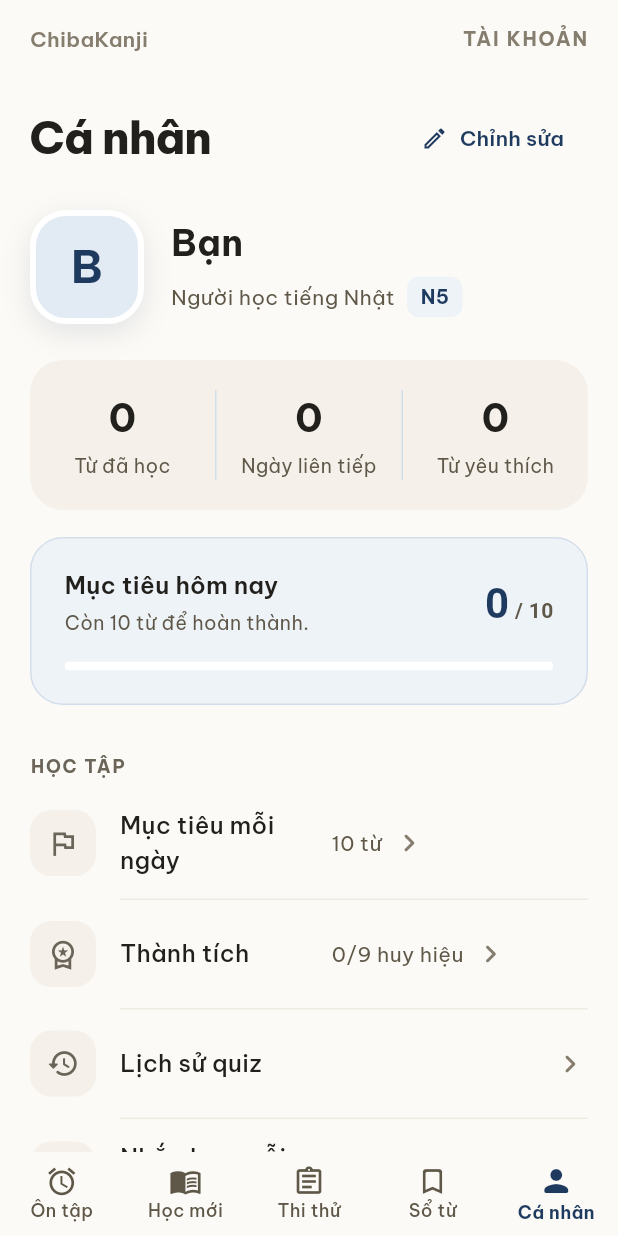
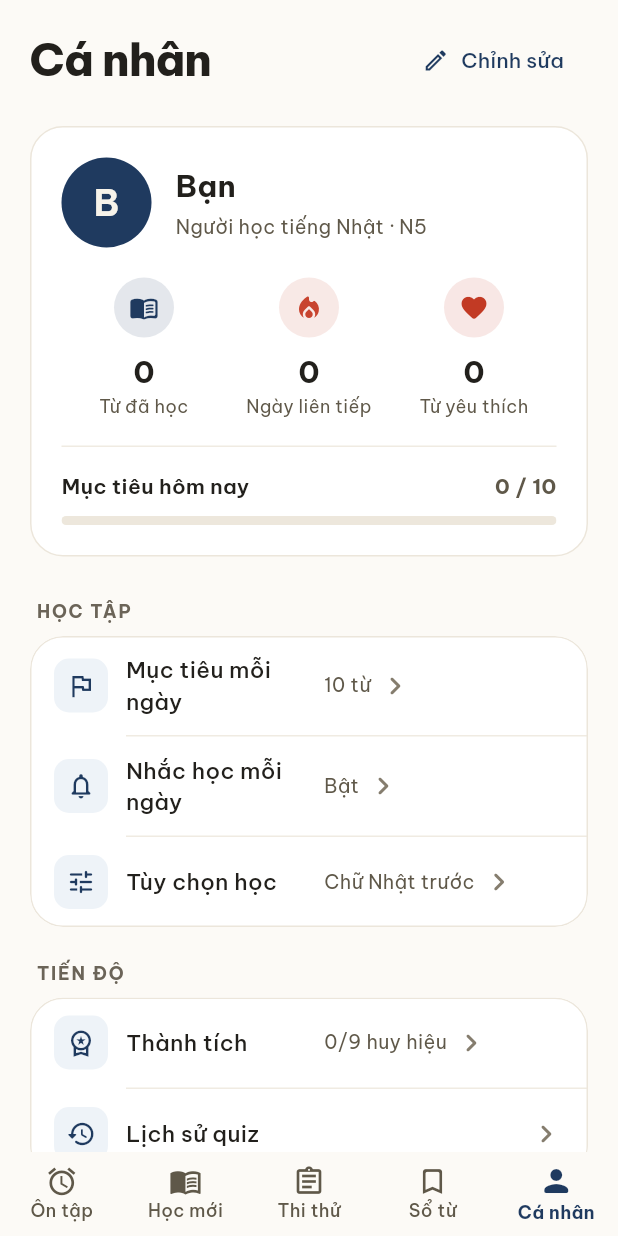
Before and after one commit to Pham-Duyy/Nhom_App_LearnJPVocab, a Flutter app: the MainScreen screen opened directly, item 5 of the bottom bar chosen, on a phone screen of 412 x 824 dp. Run offline on Flutter 3.47's test engine with Material 3 defaults, Android fonts, the phone set to English and light mode, and no system bars; our stand-ins replace cloud_firestore, file_picker, firebase_auth, firebase_core, flutter_tts, shared_preferences; missing offline and left inert: excel, syncfusion_flutter_pdf; accounts and stored records are empty.

Commit message:
feat(profile): thiết kế lại màn Cá nhân gọn gàng
Gộp hồ sơ, số liệu và mục tiêu hôm nay vào một thẻ; menu chia ba
nhóm Học tập, Tiến độ, Ứng dụng. Xóa TabHeader không còn dùng.

```diff
--- a/lib/screens/profile/profile_screen.dart
+++ b/lib/screens/profile/profile_screen.dart
@@ -11,7 +11,6 @@ import '../../theme/app_colors.dart';
 import '../../services/welcome_store.dart';
 import '../../theme/app_styles.dart';
 import '../../widgets/animated_progress_bar.dart';
-import '../../widgets/tab_header.dart';
 import '../auth/welcome_screen.dart';
 import '../common/generic_screen.dart';
 import '../quiz/quiz_history_screen.dart';
@@ -147,13 +146,11 @@ class ProfileScreen extends GenericScreen {
     final progress = context.watch<ProgressProvider>();
     final profile = context.watch<UserProfileProvider>();
     final themeMode = profile.themeMode;
-    final streak = profile.streak;
     final preferences = profile.preferences;
     final email = context.watch<AuthController>().user?.email;
     final stats = watchLearningStats(context);
     final unlockedCount =
         Achievement.all.where((a) => a.isUnlocked(stats)).length;
-    final reviewedToday = progress.getReviewedTodayCount();
 
     return ListView(
       padding: const EdgeInsets.fromLTRB(
@@ -163,47 +160,37 @@ class ProfileScreen extends GenericScreen {
         28,
       ),
       children: [
-        TabHeader(
-          label: 'TÀI KHOẢN',
-          title: 'Cá nhân',
-          trailing: TextButton.icon(
+        Row(
+          children: [
+            const Expanded(
+              child: Text('Cá nhân', style: AppTextStyles.pageTitle),
+            ),
+            TextButton.icon(
               onPressed: () => _editDisplayName(context),
               icon: const Icon(Icons.edit_outlined, size: 18),
-            label: const Text(
-              'Chỉnh sửa',
-              style: TextStyle(fontWeight: FontWeight.w600),
+              label: const Text('Chỉnh sửa'),
             ),
+          ],
         ),
+        const SizedBox(height: 20),
+        _ProfileCard(
+          name: profile.displayName,
+          initial: profile.initial,
+          learned: progress.totalLearned,
+          streakDays: profile.streak,
+          favorites: progress.favoriteCount,
+          reviewedToday: progress.getReviewedTodayCount(),
+          dailyGoal: profile.dailyGoal,
         ),
-        const SizedBox(height: 24),
-        _ProfileHeader(name: profile.displayName, initial: profile.initial),
-        const SizedBox(height: 24),
-        _StatisticsRow(
-          learned: progress.totalLearned,
-          streakDays: streak,
-          favorites: progress.favoriteCount,
-        ),
-        const SizedBox(height: 18),
-        _DailyGoalCard(learned: reviewedToday, goal: profile.dailyGoal),
-        const SizedBox(height: 32),
-        Text('HỌC TẬP', style: palette.sectionLabel),
-        const SizedBox(height: 6),
+        const SizedBox(height: 28),
+        _MenuGroup(
+          title: 'HỌC TẬP',
+          items: [
             _ProfileMenuItem(
               icon: Icons.flag_outlined,
               title: 'Mục tiêu mỗi ngày',
               value: '${profile.dailyGoal} từ',
               onTap: () => _pickDailyGoal(context),
-        ),
-        _ProfileMenuItem(
-          icon: Icons.workspace_premium_outlined,
-          title: 'Thành tích',
-          value: '$unlockedCount/${Achievement.all.length} huy hiệu',
-          onTap: () => _open(context, const AchievementsScreen()),
-        ),
-        _ProfileMenuItem(
-          icon: Icons.history_rounded,
-          title: 'Lịch sử quiz',
-          onTap: () => _open(context, const QuizHistoryScreen()),
             ),
             _ProfileMenuItem(
               icon: Icons.notifications_none_rounded,
@@ -218,11 +205,30 @@ class ProfileScreen extends GenericScreen {
                   ? 'Chữ Nhật trước'
                   : 'Nghĩa trước',
               onTap: () => _open(context, const StudyPreferencesScreen()),
-          showDivider: false,
             ),
-        const SizedBox(height: 28),
-        Text('TÀI KHOẢN & HỖ TRỢ', style: palette.sectionLabel),
-        const SizedBox(height: 6),
+          ],
+        ),
+        const SizedBox(height: 22),
+        _MenuGroup(
+          title: 'TIẾN ĐỘ',
+          items: [
+            _ProfileMenuItem(
+              icon: Icons.workspace_premium_outlined,
+              title: 'Thành tích',
+              value: '$unlockedCount/${Achievement.all.length} huy hiệu',
+              onTap: () => _open(context, const AchievementsScreen()),
+            ),
+            _ProfileMenuItem(
+              icon: Icons.history_rounded,
+              title: 'Lịch sử quiz',
+              onTap: () => _open(context, const QuizHistoryScreen()),
+            ),
+          ],
+        ),
+        const SizedBox(height: 22),
+        _MenuGroup(
+          title: 'ỨNG DỤNG',
+          items: [
             _ProfileMenuItem(
               icon: _themeIcons[themeMode]!,
               title: 'Giao diện',
@@ -239,7 +245,8 @@ class ProfileScreen extends GenericScreen {
               icon: Icons.help_outline_rounded,
               title: 'Hướng dẫn sử dụng',
               onTap: () => _open(context, const HelpScreen()),
-          showDivider: false,
+            ),
+          ],
         ),
         const SizedBox(height: 28),
         OutlinedButton.icon(
@@ -247,16 +254,15 @@ class ProfileScreen extends GenericScreen {
           icon: const Icon(Icons.logout_rounded, size: 20),
           label: const Text('Đăng xuất'),
           style: OutlinedButton.styleFrom(
-            minimumSize: const Size.fromHeight(60),
+            minimumSize: const Size.fromHeight(52),
             foregroundColor: palette.danger,
-            backgroundColor: palette.dangerSurface,
             side: BorderSide(color: palette.dangerBorder),
             shape: RoundedRectangleBorder(
-              borderRadius: BorderRadius.circular(18),
+              borderRadius: BorderRadius.circular(AppRadius.card),
             ),
           ),
         ),
-        const SizedBox(height: 20),
+        const SizedBox(height: 16),
         Center(
           child: Text(
             'ChibaKanji · Phiên bản 1.0.0',
@@ -368,224 +374,225 @@ class _EditNameDialogState extends State<_EditNameDialog> {
   }
 }
 
-class _ProfileHeader extends StatelessWidget {
-  const _ProfileHeader({required this.name, required this.initial});
+/// Thẻ hồ sơ: ảnh đại diện, tên, ba số liệu chính và mục tiêu hôm nay.
+class _ProfileCard extends StatelessWidget {
+  const _ProfileCard({
+    required this.name,
+    required this.initial,
+    required this.learned,
+    required this.streakDays,
+    required this.favorites,
+    required this.reviewedToday,
+    required this.dailyGoal,
+  });
 
   final String name;
   final String initial;
+  final int learned;
+  final int streakDays;
+  final int favorites;
+  final int reviewedToday;
+  final int dailyGoal;
 
   @override
   Widget build(BuildContext context) {
     final palette = context.palette;
-    return Row(
+    final goalDone = reviewedToday >= dailyGoal;
+
+    return Container(
+      padding: const EdgeInsets.all(20),
+      decoration: BoxDecoration(
+        color: palette.card,
+        borderRadius: BorderRadius.circular(AppRadius.cardLarge),
+        border: Border.all(color: palette.cardBorder),
+      ),
+      child: Column(
+        crossAxisAlignment: CrossAxisAlignment.start,
         children: [
-        Container(
-          width: 76,
-          height: 76,
-          alignment: Alignment.center,
-          decoration: BoxDecoration(
-            color: palette.secondary,
-            borderRadius: BorderRadius.circular(24),
-            border: Border.all(color: palette.card, width: 4),
-            boxShadow: [
-              BoxShadow(
-                color: palette.primary.withValues(alpha: 0.12),
-                blurRadius: 16,
-                offset: const Offset(0, 6),
-              ),
-            ],
-          ),
+          Row(
+            children: [
+              CircleAvatar(
+                radius: 30,
+                backgroundColor: palette.primary,
                 child: Text(
                   initial,
                   style: TextStyle(
-              fontSize: 30,
+                    fontSize: 24,
                     fontWeight: FontWeight.w700,
-              color: palette.primary,
+                    color: palette.onPrimary,
                   ),
                 ),
               ),
-        const SizedBox(width: 18),
+              const SizedBox(width: 16),
               Expanded(
                 child: Column(
                   crossAxisAlignment: CrossAxisAlignment.start,
                   children: [
                     Text(
                       name,
+                      maxLines: 1,
+                      overflow: TextOverflow.ellipsis,
                       style: const TextStyle(
-                  fontSize: 24,
+                        fontSize: 20,
                         fontWeight: FontWeight.w700,
                       ),
                     ),
-              const SizedBox(height: 6),
-              Row(
-                children: [
-                  Flexible(
-                    child: Text('Người học tiếng Nhật', style: palette.body),
-                  ),
-                  const SizedBox(width: 8),
-                  Container(
-                    padding:
-                        const EdgeInsets.symmetric(horizontal: 9, vertical: 4),
-                    decoration: BoxDecoration(
-                      color: palette.accentSurface,
-                      borderRadius: BorderRadius.circular(8),
-                    ),
-                    child: Text(
-                      'N5',
-                      style: TextStyle(
-                        fontSize: 13,
-                        fontWeight: FontWeight.w700,
-                        color: palette.primary,
-                      ),
-                    ),
-                  ),
-                ],
+                    const SizedBox(height: 4),
+                    Text(
+                      'Người học tiếng Nhật · N5',
+                      style: palette.body.copyWith(fontSize: 13),
                     ),
                   ],
                 ),
               ),
             ],
-    );
-  }
-}
-
-class _StatisticsRow extends StatelessWidget {
-  const _StatisticsRow({
-    required this.learned,
-    required this.streakDays,
-    required this.favorites,
-  });
-
-  final int learned;
-  final int streakDays;
-  final int favorites;
-
-  @override
-  Widget build(BuildContext context) {
-    final palette = context.palette;
-    return Container(
-      padding: const EdgeInsets.symmetric(vertical: 20),
-      decoration: BoxDecoration(
-        color: palette.mutedSurface,
-        borderRadius: BorderRadius.circular(AppRadius.cardLarge),
           ),
-      child: IntrinsicHeight(
-        child: Row(
+          const SizedBox(height: 20),
+          Row(
             children: [
-            Expanded(child: _Statistic(value: '$learned', label: 'Từ đã học')),
-            VerticalDivider(color: palette.accentBorder),
-            Expanded(
-              child: _Statistic(value: '$streakDays', label: 'Ngày liên tiếp'),
+              _Statistic(
+                icon: Icons.menu_book_rounded,
+                color: palette.primary,
+                value: learned,
+                label: 'Từ đã học',
               ),
-            VerticalDivider(color: palette.accentBorder),
-            Expanded(
-              child: _Statistic(value: '$favorites', label: 'Từ yêu thích'),
+              _Statistic(
+                icon: Icons.local_fire_department_rounded,
+                color: palette.stamp,
+                value: streakDays,
+                label: 'Ngày liên tiếp',
+              ),
+              _Statistic(
+                icon: Icons.favorite_rounded,
+                color: palette.favorite,
+                value: favorites,
+                label: 'Từ yêu thích',
               ),
             ],
           ),
+          const SizedBox(height: 18),
+          Divider(height: 1, color: palette.divider),
+          const SizedBox(height: 16),
+          Row(
+            children: [
+              const Expanded(
+                child: Text(
+                  'Mục tiêu hôm nay',
+                  style: TextStyle(fontWeight: FontWeight.w600),
+                ),
+              ),
+              if (goalDone) ...[
+                Icon(
+                  Icons.check_circle_rounded,
+                  size: 18,
+                  color: palette.chartColors[2],
+                ),
+                const SizedBox(width: 6),
+              ],
+              Text(
+                '$reviewedToday / $dailyGoal',
+                style: TextStyle(
+                  fontWeight: FontWeight.w700,
+                  color: palette.textSecondary,
+                  fontFeatures: const [FontFeature.tabularFigures()],
+                ),
+              ),
+            ],
+          ),
+          const SizedBox(height: 10),
+          AnimatedProgressBar(
+            value: reviewedToday / dailyGoal,
+            color: goalDone ? palette.chartColors[2] : palette.primary,
+            backgroundColor: palette.progressTrack,
+          ),
+        ],
       ),
     );
   }
 }
 
 class _Statistic extends StatelessWidget {
-  const _Statistic({required this.value, required this.label});
+  const _Statistic({
+    required this.icon,
+    required this.color,
+    required this.value,
+    required this.label,
+  });
 
-  final String value;
+  final IconData icon;
+  final Color color;
+  final int value;
   final String label;
 
   @override
   Widget build(BuildContext context) {
-    return Column(
+    final palette = context.palette;
+    return Expanded(
+      child: Column(
         children: [
+          Container(
+            width: 40,
+            height: 40,
+            decoration: BoxDecoration(
+              color: color.withValues(alpha: 0.12),
+              shape: BoxShape.circle,
+            ),
+            child: Icon(icon, size: 20, color: color),
+          ),
+          const SizedBox(height: 8),
           Text(
-          value,
-          style: const TextStyle(fontSize: 26, fontWeight: FontWeight.w700),
+            '$value',
+            style: const TextStyle(fontSize: 20, fontWeight: FontWeight.w700),
           ),
-        const SizedBox(height: 4),
           Text(
             label,
             textAlign: TextAlign.center,
-          style: TextStyle(fontSize: 13, color: context.palette.textSecondary),
+            style: TextStyle(fontSize: 12, color: palette.textSecondary),
           ),
         ],
+      ),
     );
   }
 }
 
-class _DailyGoalCard extends StatelessWidget {
-  const _DailyGoalCard({required this.learned, required this.goal});
+/// Một nhóm mục cài đặt: nhãn nhỏ ở trên, các mục nằm chung một thẻ và
+/// ngăn nhau bằng đường kẻ mảnh.
+class _MenuGroup extends StatelessWidget {
+  const _MenuGroup({required this.title, required this.items});
 
-  final int learned;
-  final int goal;
+  final String title;
+  final List<_ProfileMenuItem> items;
 
   @override
   Widget build(BuildContext context) {
     final palette = context.palette;
-    final remaining = goal - learned;
-    return Container(
-      padding: const EdgeInsets.fromLTRB(22, 20, 22, 22),
-      decoration: BoxDecoration(
-        color: palette.accentSurface,
+    return Column(
+      crossAxisAlignment: CrossAxisAlignment.start,
+      children: [
+        Padding(
+          padding: const EdgeInsets.only(left: 4, bottom: 8),
+          child: Text(title, style: palette.sectionLabel),
+        ),
+        Card(
+          elevation: 0,
+          margin: EdgeInsets.zero,
+          color: palette.card,
+          shape: RoundedRectangleBorder(
             borderRadius: BorderRadius.circular(AppRadius.cardLarge),
-        border: Border.all(color: palette.accentBorder),
+            side: BorderSide(color: palette.cardBorder),
           ),
+          clipBehavior: Clip.antiAlias,
           child: Column(
             children: [
-          Row(
-            children: [
-              Expanded(
-                child: Column(
-                  crossAxisAlignment: CrossAxisAlignment.start,
-                  children: [
-                    const Text(
-                      'Mục tiêu hôm nay',
-                      style: TextStyle(
-                        fontSize: 16,
-                        fontWeight: FontWeight.w600,
-                      ),
-                    ),
-                    const SizedBox(height: 4),
-                    Text(
-                      remaining > 0
-                          ? 'Còn $remaining từ để hoàn thành.'
-                          : 'Bạn đã hoàn thành mục tiêu hôm nay!',
-                      style: palette.body.copyWith(fontSize: 13),
-                    ),
+              for (final (index, item) in items.indexed) ...[
+                if (index > 0)
+                  Divider(height: 1, indent: 64, color: palette.divider),
+                item,
               ],
-                ),
-              ),
-              Text.rich(
-                TextSpan(
-                  children: [
-                    TextSpan(
-                      text: '$learned',
-                      style: TextStyle(
-                        fontSize: 28,
-                        fontWeight: FontWeight.w700,
-                        color: palette.primary,
-                      ),
-                    ),
-                    TextSpan(
-                      text: ' / $goal',
-                      style: TextStyle(
-                        fontWeight: FontWeight.w600,
-                        color: palette.textSecondary,
-                      ),
-                    ),
             ],
           ),
         ),
       ],
-          ),
-          const SizedBox(height: 16),
-          AnimatedProgressBar(
-            value: learned / goal,
-            color: palette.primarySoft,
-            backgroundColor: palette.card,
-          ),
-        ],
-      ),
     );
   }
 }
@@ -596,42 +603,37 @@ class _ProfileMenuItem extends StatelessWidget {
     required this.title,
     this.value,
     required this.onTap,
-    this.showDivider = true,
   });
 
   final IconData icon;
   final String title;
   final String? value;
   final VoidCallback onTap;
-  final bool showDivider;
 
   @override
   Widget build(BuildContext context) {
     final palette = context.palette;
-    return Column(
-      children: [
-        InkWell(
+    return InkWell(
       onTap: onTap,
-          borderRadius: BorderRadius.circular(AppRadius.card),
       child: Padding(
-            padding: const EdgeInsets.symmetric(vertical: 14),
+        padding: const EdgeInsets.symmetric(horizontal: 16, vertical: 12),
         child: Row(
           children: [
             Container(
-                  width: 44,
-                  height: 44,
+              width: 36,
+              height: 36,
               decoration: BoxDecoration(
-                    color: palette.mutedSurface,
-                    borderRadius: BorderRadius.circular(14),
+                color: palette.accentSurface,
+                borderRadius: BorderRadius.circular(10),
               ),
-                  child: Icon(icon, size: 22, color: palette.label),
+              child: Icon(icon, size: 20, color: palette.primary),
             ),
-                const SizedBox(width: 16),
+            const SizedBox(width: 12),
             Expanded(
               child: Text(
                 title,
                 style: const TextStyle(
-                      fontSize: 16,
+                  fontSize: 15,
                   fontWeight: FontWeight.w500,
                 ),
               ),
@@ -643,19 +645,16 @@ class _ProfileMenuItem extends StatelessWidget {
                   maxLines: 1,
                   overflow: TextOverflow.ellipsis,
                   style: TextStyle(
-                        fontSize: 14,
+                    fontSize: 13,
                     color: palette.textSecondary,
                   ),
                 ),
               ),
-                const SizedBox(width: 6),
+            const SizedBox(width: 4),
             Icon(Icons.chevron_right_rounded, color: palette.textMuted),
           ],
         ),
       ),
-        ),
-        if (showDivider) const Divider(indent: 60),
-      ],
     );
   }
 }
--- a/lib/widgets/tab_header.dart
+++ /dev/null
@@ -1,60 +0,0 @@
-import 'package:flutter/material.dart';
-
-import '../theme/app_colors.dart';
-import '../theme/app_styles.dart';
-
-class TabHeader extends StatelessWidget {
-  const TabHeader({
-    Key? key,
-    required this.label,
-    required this.title,
-    this.subtitle,
-    this.trailing,
-  }) : super(key: key);
-
-  final String label;
-  final String title;
-  final String? subtitle;
-  final Widget? trailing;
-
-  @override
-  Widget build(BuildContext context) {
-    final palette = context.palette;
-    return Column(
-      crossAxisAlignment: CrossAxisAlignment.start,
-      children: [
-        Row(
-          children: [
-            Text(
-              'ChibaKanji',
-              style: TextStyle(
-                fontSize: 14,
-                fontWeight: FontWeight.w600,
-                color: palette.textMuted,
-              ),
-            ),
-            const Spacer(),
-            Text(
-              label,
-              style: palette.sectionLabel.copyWith(
-                color: palette.textMuted,
-                fontSize: 13,
-              ),
-            ),
-          ],
-        ),
-        const SizedBox(height: 32),
-        Row(
-          children: [
-            Expanded(child: Text(title, style: AppTextStyles.pageTitle)),
-            if (trailing != null) trailing!,
-          ],
-        ),
-        if (subtitle != null) ...[
-          const SizedBox(height: 6),
-          Text(subtitle!, style: palette.body),
-        ],
-      ],
-    );
-  }
-}
```
Lines whose indentation alone changed are shown as unchanged.
